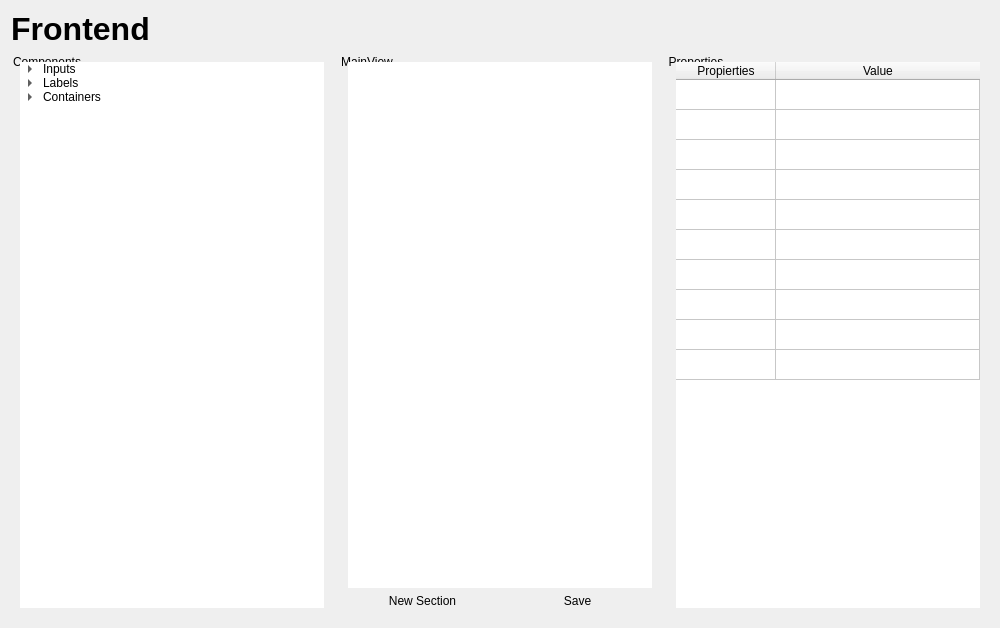
First picture: the form in src/components/frontend-dashboard/frontenddashboard.ui, repository RapidWebForge/RapidWebForgeApp, before the edit.
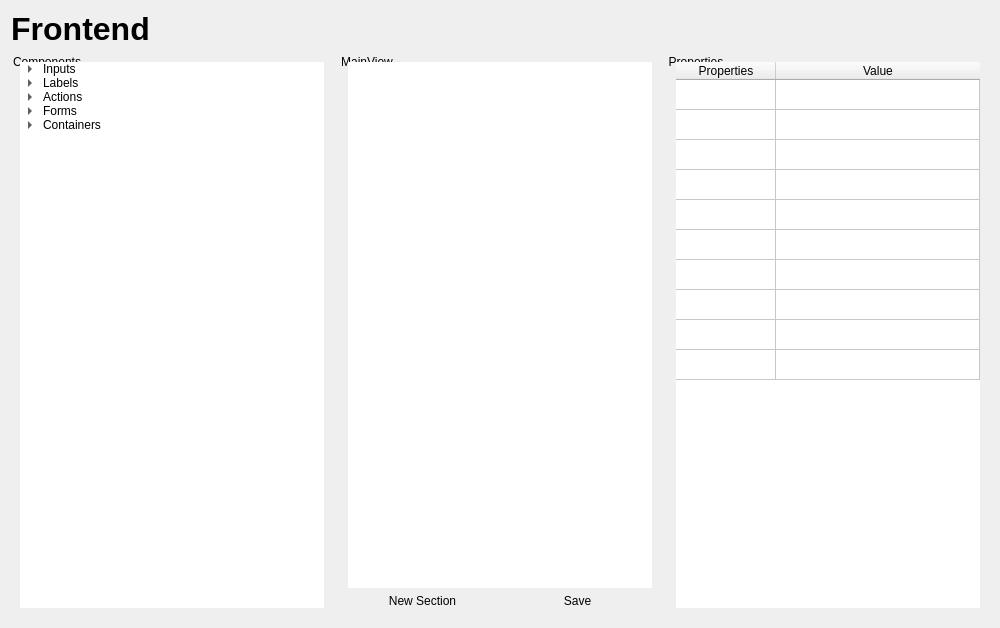
Second picture: the form after the edit. Custom widgets are drawn as their Qt base class.

```diff
--- a/src/components/frontend-dashboard/frontenddashboard.ui
+++ b/src/components/frontend-dashboard/frontenddashboard.ui
@@ -98,6 +98,26 @@
             </property>
            </item>
           </item>
+          <item>
+           <property name="text">
+            <string>Actions</string>
+           </property>
+           <item>
+            <property name="text">
+             <string>Button</string>
+            </property>
+           </item>
+          </item>
+          <item>
+           <property name="text">
+            <string>Forms</string>
+           </property>
+           <item>
+            <property name="text">
+             <string>Form</string>
+            </property>
+           </item>
+          </item>
           <item>
            <property name="text">
             <string>Containers</string>
@@ -210,7 +230,7 @@
           <row/>
           <column>
            <property name="text">
-            <string>Propierties</string>
+            <string>Properties</string>
            </property>
           </column>
           <column>
```
Left out of the diff: 7 changed lines with no effect on the pictures.
